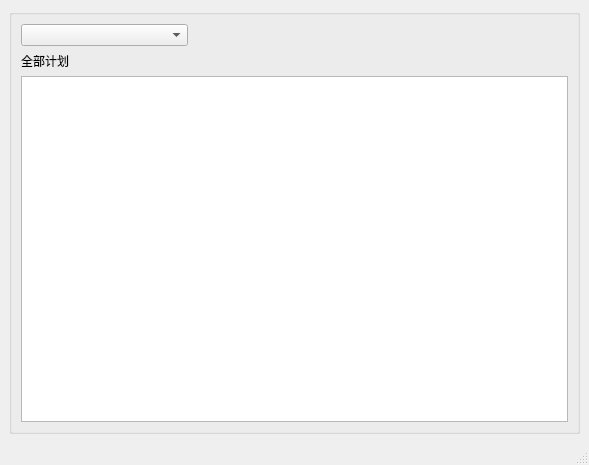
Above: allplan.ui from wuyuii/desktop_calendar before the change. Below: the same form after it.
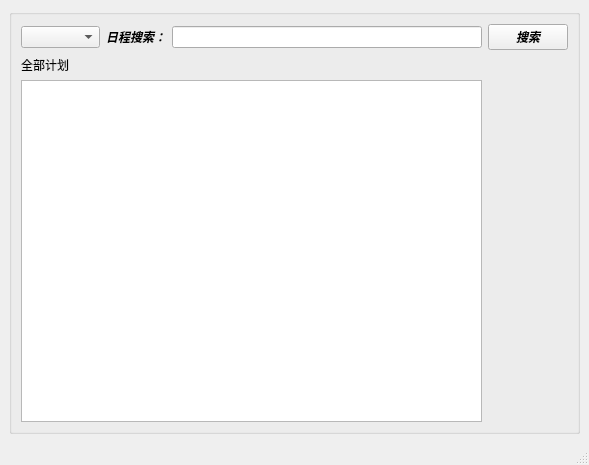
That is the form after the change.

The edit to the form file:
```diff
--- a/allplan.ui
+++ b/allplan.ui
@@ -20,8 +20,8 @@
       <property name="title">
        <string/>
       </property>
-      <layout class="QVBoxLayout" name="verticalLayout">
-       <item>
+      <layout class="QGridLayout" name="gridLayout_2">
+       <item row="0" column="0">
         <widget class="QComboBox" name="themeSelector">
          <property name="maximumSize">
           <size>
@@ -38,14 +38,45 @@
          </property>
         </widget>
        </item>
-       <item>
+       <item row="0" column="1">
+        <widget class="QLabel" name="search_lable">
+         <property name="font">
+          <font>
+           <weight>75</weight>
+           <italic>true</italic>
+           <bold>true</bold>
+          </font>
+         </property>
+         <property name="text">
+          <string>日程搜索：</string>
+         </property>
+        </widget>
+       </item>
+       <item row="0" column="2">
+        <widget class="QLineEdit" name="lineEdit"/>
+       </item>
+       <item row="0" column="3">
+        <widget class="QPushButton" name="search_Button">
+         <property name="font">
+          <font>
+           <weight>75</weight>
+           <italic>true</italic>
+           <bold>true</bold>
+          </font>
+         </property>
+         <property name="text">
+          <string>搜索</string>
+         </property>
+        </widget>
+       </item>
+       <item row="1" column="0">
         <widget class="QLabel" name="label">
          <property name="text">
           <string>全部计划</string>
          </property>
         </widget>
        </item>
-       <item>
+       <item row="2" column="0" colspan="3">
         <widget class="QTableView" name="plan_tableView"/>
        </item>
       </layout>
```
